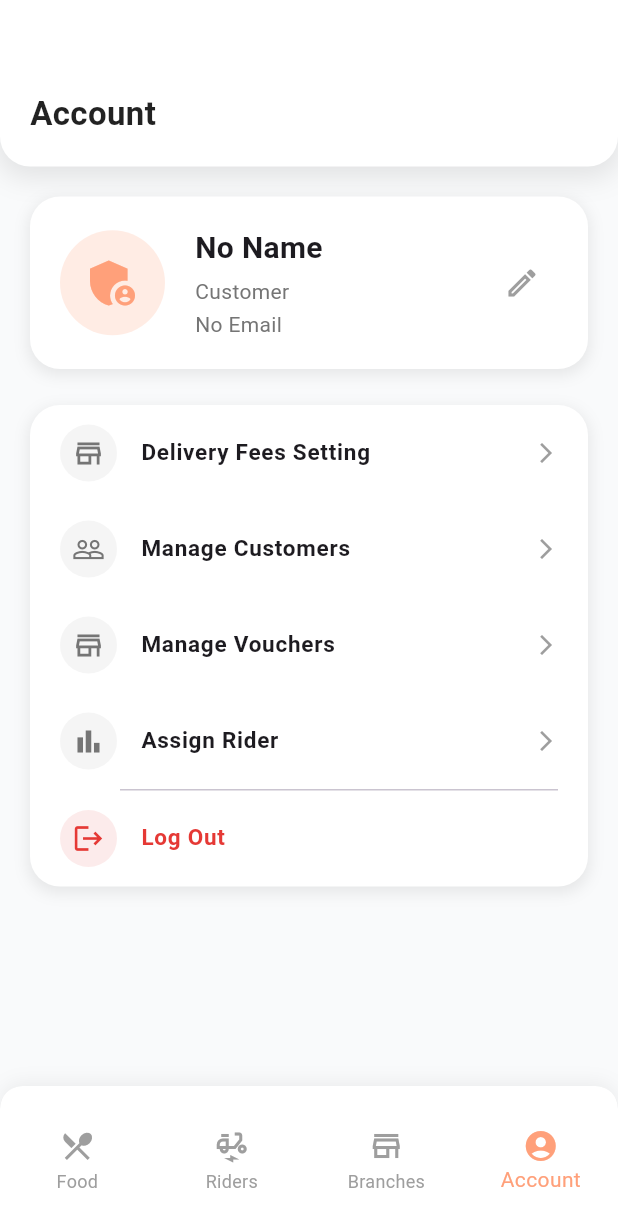
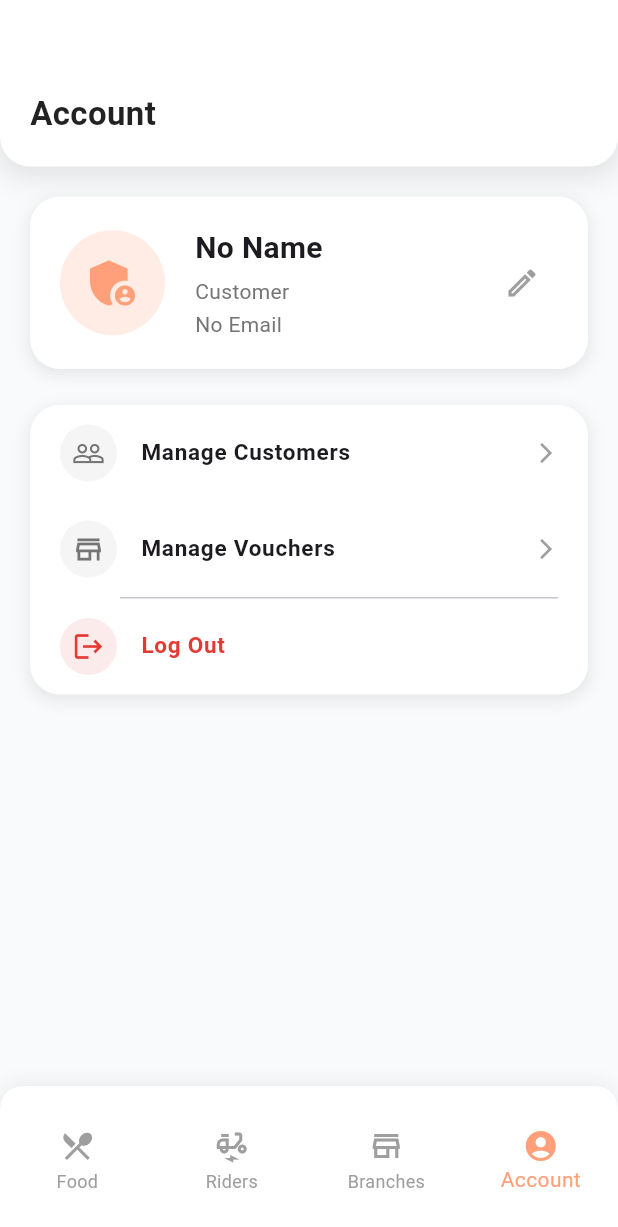
Before and after one commit to kkhhhhh-v61/mad_assignment, a Flutter app: the AdminMainNavigation screen opened directly, item 4 of the bottom bar chosen, on a phone screen of 412 x 824 dp. Shown: the top 1227 px of the screen. Run offline on Flutter 3.47's test engine with Material 3 defaults, Android fonts, the phone set to English and light mode, and no system bars; our stand-ins replace flutter_map, geolocator, image_picker, latlong2, shared_preferences, supabase_flutter; missing offline and left inert: flutter_stripe; accounts and stored records are empty.

Commit message:
remove label

```diff
--- a/lib/admin/main_navigation.dart
+++ b/lib/admin/main_navigation.dart
@@ -172,11 +172,6 @@ class _AdminMainNavigationState extends State<AdminMainNavigation> {
 
       accountOptions: [
         SharedOptionTile(
-          icon: Icons.store_outlined,
-          title: 'Delivery Fees Setting',
-          onTap: () {},
-        ),
-        SharedOptionTile(
           icon: Icons.people_outline,
           title: 'Manage Customers',
           onTap: () {
@@ -199,11 +194,6 @@ class _AdminMainNavigationState extends State<AdminMainNavigation> {
               ),
             );
           },
-        ),
-        SharedOptionTile(
-          icon: Icons.bar_chart,
-          title: 'Assign Rider',
-          onTap: () {},
         ),
       ],
     );
```
